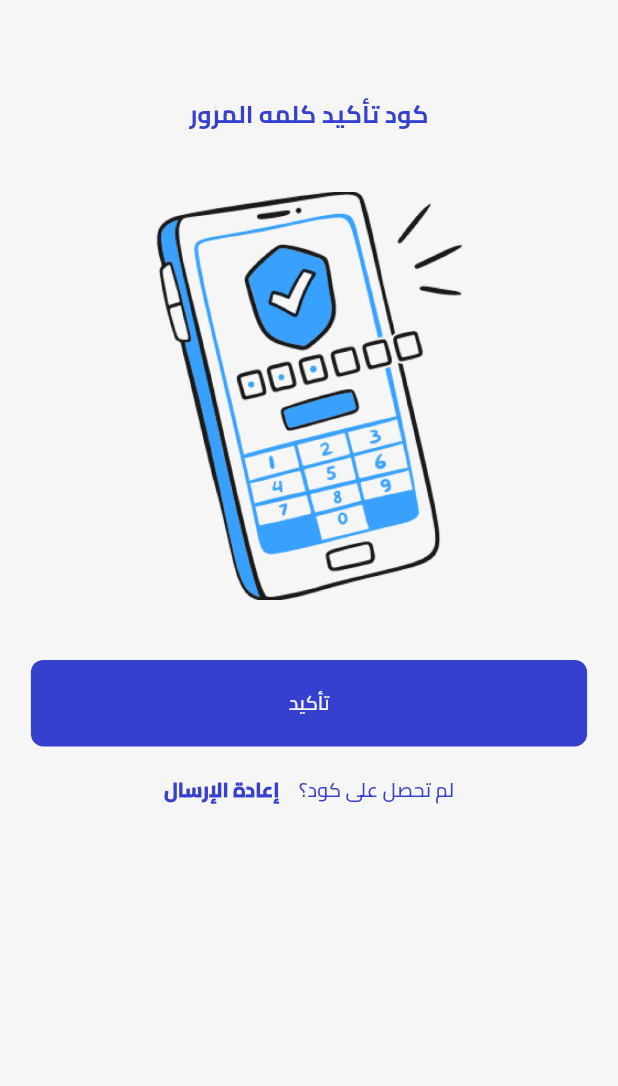
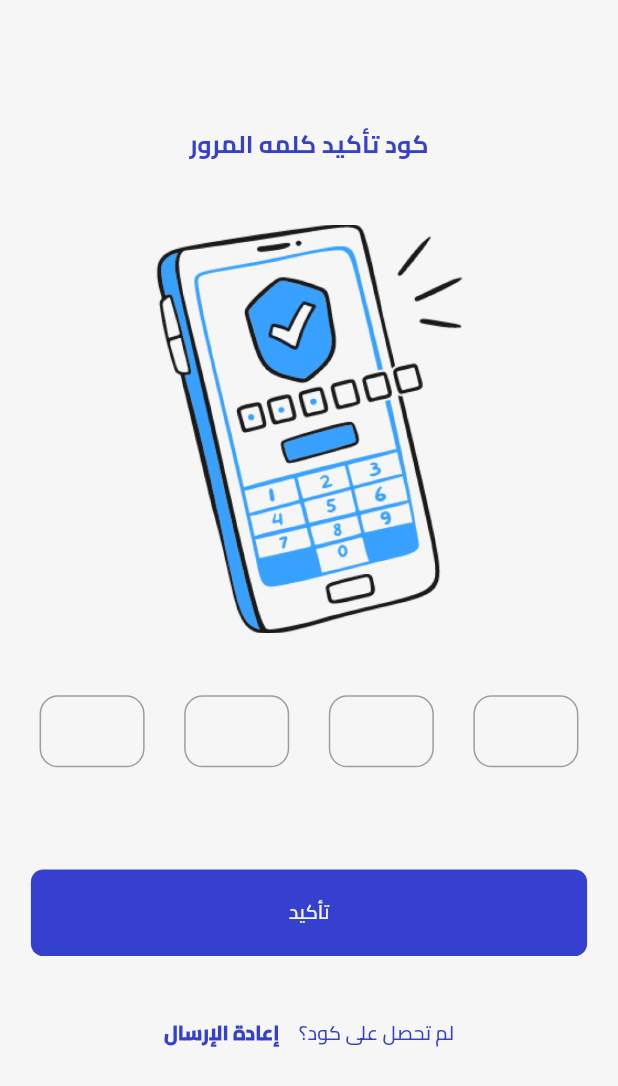
Before and after one commit to mohamedamr77/gradution_project, a Flutter app: the screen it shows after launch, on a phone screen of 412 x 824 dp. Shown: the top 1086 px of the screen. Run offline on Flutter 3.47's test engine with Material 3 defaults, Android fonts, the phone set to English and light mode, and no system bars; our stand-ins replace bloc, equatable, flutter_bloc, flutter_svg, fluttertoast, shimmer and 1 more.

Commit message:
make verify code

```diff
--- /dev/null
+++ b/lib/features/forget_password/presentation/view/widgets/otp_text_form_field.dart
@@ -0,0 +1,54 @@
+import 'package:flutter/material.dart';
+import 'package:flutter/services.dart';
+import 'package:gradutionproject/core/utils/extentions/screen_size.dart';
+import '../../../../../core/utils/app_colors.dart';
+
+class OTPTextFormField extends StatelessWidget {
+  const OTPTextFormField({super.key, required this.controller});
+  final TextEditingController? controller;
+  @override
+  Widget build(BuildContext context) {
+    return SizedBox(
+      height: 0.09.h,
+      width: 0.17.w,
+      child: TextFormField(
+        obscureText: true,
+        obscuringCharacter: "*",
+        controller: controller,
+        onChanged: (value) {
+          if (value.length == 1) {
+            FocusScope.of(context).nextFocus();
+          }
+        },
+        keyboardType: TextInputType.number,
+        inputFormatters: [
+          LengthLimitingTextInputFormatter(1),
+          FilteringTextInputFormatter.digitsOnly
+        ],
+        textAlign: TextAlign.center,
+        style: TextStyle(
+          color: Theme.of(context).textTheme.displayLarge!.color!,
+          fontSize: 14,
+          fontWeight: FontWeight.w400,
+          fontFamily: "Monserat",
+        ),
+        decoration: InputDecoration(
+          contentPadding:
+              EdgeInsets.only(top: 0.025.h, left: 0.05.w, right: 0.05.w),
+          fillColor: Theme.of(context).cardColor,
+          // Other decoration properties...
+          focusedBorder: OutlineInputBorder(
+            borderRadius: BorderRadius.circular(0.03.w), // Set border radius
+            borderSide: BorderSide(
+                color: AppColors.thirdColor,
+                width: 0.003.w
+            ),
+          ),
+          enabledBorder: OutlineInputBorder(
+              borderRadius: BorderRadius.circular(0.03.w),
+              borderSide: const BorderSide(color: Colors.grey)),
+        ),
+      ),
+    );
+  }
+}
--- a/lib/features/forget_password/presentation/view/widgets/verify_code_body.dart
+++ b/lib/features/forget_password/presentation/view/widgets/verify_code_body.dart
@@ -6,23 +6,68 @@ import 'package:gradutionproject/core/utils/app_images.dart';
 import 'package:gradutionproject/core/utils/app_text.dart';
 import 'package:gradutionproject/features/forget_password/presentation/view/widgets/image_forget_password.dart';
 
-class VerifyCodeBody extends StatelessWidget {
+import 'otp_text_form_field.dart';
+
+class VerifyCodeBody extends StatefulWidget {
   const VerifyCodeBody({super.key});
 
   @override
+  State<VerifyCodeBody> createState() => _VerifyCodeBodyState();
+}
+
+class _VerifyCodeBodyState extends State<VerifyCodeBody> {
+  TextEditingController? numberOneController;
+  TextEditingController? numberTwoController;
+  TextEditingController? numberThreeController;
+  TextEditingController? numberFourController;
+
+  @override
+  void dispose() {
+    // TODO: implement dispose
+    super.dispose();
+    numberOneController?.dispose();
+    numberTwoController?.dispose();
+    numberThreeController?.dispose();
+    numberFourController?.dispose();
+  }
+
+  @override
   Widget build(BuildContext context) {
-    return  Column(
-      children: [
-          const SizedBox(height: 64,),
-         const NameScreen(title: AppText.passwordResetCode),
-         const SizedBox(height: 40,),
-         const ImageForgetPassword(imagePath: AppImages.confirmOtpScreen),
-         const SizedBox(height: 40,),
-         CustomElevatedButton(onPress: (){}, titleButton: AppText.confirm),
-         const SizedBox(height: 20,),
-        TextWithActionRow(titleOnTap: AppText.resendCode, titleWithoutTap: AppText.notHaveCode, onTap: () {
-
-          },)
+    return CustomScrollView(
+      slivers: [
+        SliverFillRemaining(
+          hasScrollBody: false,
+          child: Column(
+            children: [
+              Spacer(
+                flex: 2,
+              ),
+              const NameScreen(title: AppText.passwordResetCode),
+              const Spacer(),
+              const ImageForgetPassword(imagePath: AppImages.confirmOtpScreen),
+              const Spacer(),
+              Row(
+                mainAxisAlignment: MainAxisAlignment.spaceEvenly,
+                children: [
+                  OTPTextFormField(controller: numberOneController),
+                  OTPTextFormField(controller: numberTwoController),
+                  OTPTextFormField(controller: numberThreeController),
+                  OTPTextFormField(controller: numberFourController),
+                ],
+              ),
+              const Spacer(),
+              CustomElevatedButton(
+                  onPress: () {}, titleButton: AppText.confirm),
+              const Spacer(),
+              TextWithActionRow(
+                titleOnTap: AppText.resendCode,
+                titleWithoutTap: AppText.notHaveCode,
+                onTap: () {},
+              ),
+              const Spacer(flex: 3,),
+            ],
+          ),
+        )
       ],
     );
   }
--- /dev/null
+++ b/lib/features/forget_password/presentation/view_model/enter_otp/enter_otp_cubit.dart
@@ -0,0 +1,9 @@
+import 'package:bloc/bloc.dart';
+
+import 'enter_otp_state.dart';
+
+class EnterOtpCubit extends Cubit<EnterOTPState> {
+  EnterOtpCubit() : super(EnterOtpInitialState());
+
+  // OTPTextModel otpTextModel = OTPTextModel();
+}
--- /dev/null
+++ b/lib/features/forget_password/presentation/view_model/enter_otp/enter_otp_state.dart
@@ -0,0 +1,5 @@
+abstract class EnterOTPState {}
+
+class EnterOtpInitialState extends EnterOTPState {}
+
+class EnterOtpSuccessState extends EnterOTPState {}
```
